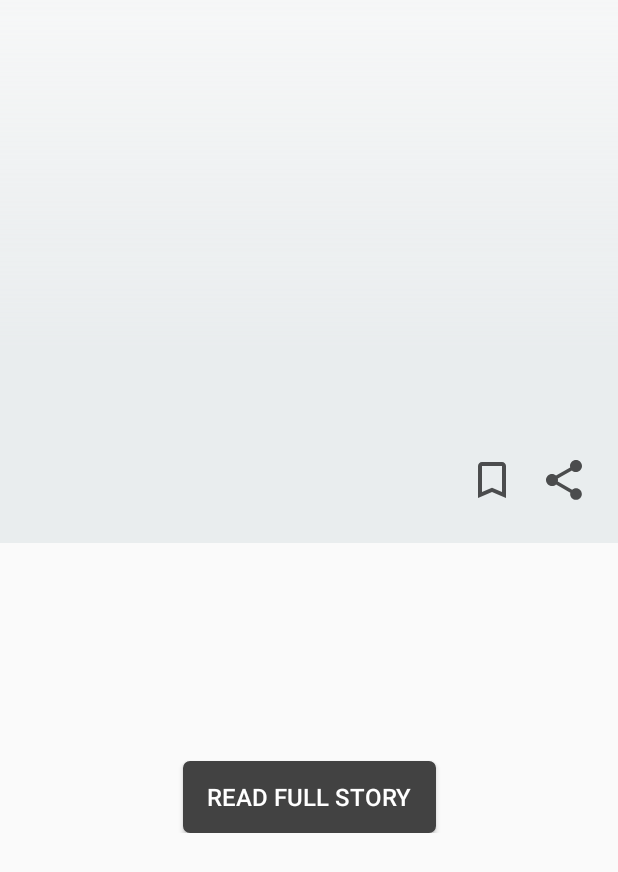
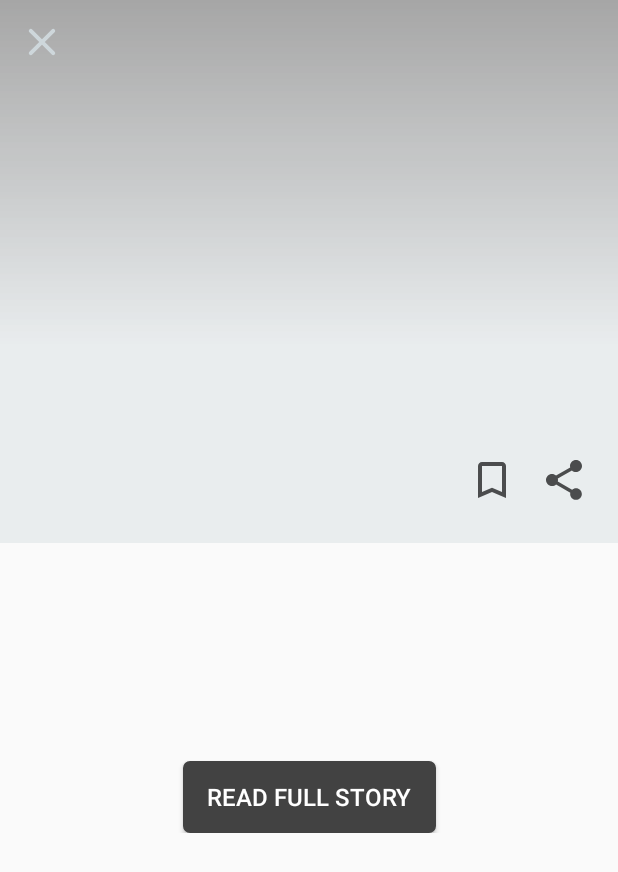
Before and after one commit to AbhishekChd/NewsApp, an Android app: the DetailActivity screen opened directly, with no data from a screen before it, on a phone screen of 412 x 824 dp. Shown: the top 872 px of the screen. Run offline under Robolectric (Android 15) with nearby library versions, the phone set to English and light mode, and no system bars; our stand-ins replace data binding; pictures from the network do not load; 3 statements that could not run were skipped.

Commit message:
Added Toolbar with close functionality

```diff
--- a/app/src/main/java/com/example/abhishek/newsapp/ui/news/DetailActivity.java
+++ b/app/src/main/java/com/example/abhishek/newsapp/ui/news/DetailActivity.java
@@ -5,6 +5,7 @@ import android.databinding.DataBindingUtil;
 import android.net.Uri;
 import android.os.Bundle;
 import android.support.v7.app.AppCompatActivity;
+import android.view.MenuItem;
 import android.view.View;
 
 import com.example.abhishek.newsapp.R;
@@ -13,12 +14,24 @@ import com.example.abhishek.newsapp.models.Article;
 
 public class DetailActivity extends AppCompatActivity {
     public static final String PARAM_ARTICLE = "param-article";
+    private ActivityDetailBinding binding;
 
     @Override
     protected void onCreate(Bundle savedInstanceState) {
         super.onCreate(savedInstanceState);
-        ActivityDetailBinding binding = DataBindingUtil.setContentView(this, R.layout.activity_detail);
+        binding = DataBindingUtil.setContentView(this, R.layout.activity_detail);
 
+        setSupportActionBar(binding.toolbar);
+        if (getSupportActionBar() != null) {
+            getSupportActionBar().setDisplayShowTitleEnabled(false);
+        }
+        setupArticleAndListener();
+    }
+
+    /**
+     * Extracts Article from Arguments and Adds button listeners
+     */
+    private void setupArticleAndListener() {
         Bundle bundle = getIntent().getExtras();
         if (bundle != null && bundle.containsKey(PARAM_ARTICLE)) {
             final Article article = bundle.getParcelable(PARAM_ARTICLE);
@@ -45,4 +58,14 @@ public class DetailActivity extends AppCompatActivity {
             }
         }
     }
+
+    @Override
+    public boolean onOptionsItemSelected(MenuItem item) {
+        switch (item.getItemId()) {
+            case android.R.id.home:
+                finish();
+                return true;
+        }
+        return super.onOptionsItemSelected(item);
+    }
 }
--- /dev/null
+++ b/app/src/main/res/drawable/ic_close.xml
@@ -0,0 +1,9 @@
+<vector xmlns:android="http://schemas.android.com/apk/res/android"
+    android:width="32dp"
+    android:height="32dp"
+    android:viewportWidth="24"
+    android:viewportHeight="24">
+    <path
+        android:fillColor="#FFced7db"
+        android:pathData="M18.3,5.71L18.3,5.71c-0.39,-0.39 -1.02,-0.39 -1.41,0L12,10.59L7.11,5.7c-0.39,-0.39 -1.02,-0.39 -1.41,0l0,0c-0.39,0.39 -0.39,1.02 0,1.41L10.59,12L5.7,16.89c-0.39,0.39 -0.39,1.02 0,1.41h0c0.39,0.39 1.02,0.39 1.41,0L12,13.41l4.89,4.89c0.39,0.39 1.02,0.39 1.41,0l0,0c0.39,-0.39 0.39,-1.02 0,-1.41L13.41,12l4.89,-4.89C18.68,6.73 18.68,6.09 18.3,5.71z" />
+</vector>
--- a/app/src/main/res/layout/activity_detail.xml
+++ b/app/src/main/res/layout/activity_detail.xml
@@ -1,5 +1,5 @@
 <?xml version="1.0" encoding="utf-8"?>
-<layout xmlns:app="http://schemas.android.com/apk/res-auto">
+<layout xmlns:bind="http://schemas.android.com/apk/res-auto">
 
     <data>
 
@@ -11,7 +11,7 @@
     </data>
 
     <ScrollView xmlns:android="http://schemas.android.com/apk/res/android"
-        xmlns:bind="http://schemas.android.com/apk/res-auto"
+        xmlns:app="http://schemas.android.com/apk/res-auto"
         xmlns:tools="http://schemas.android.com/tools"
         android:layout_width="match_parent"
         android:layout_height="match_parent">
@@ -148,6 +148,15 @@
                 app:layout_constraintStart_toStartOf="parent"
                 app:layout_constraintTop_toBottomOf="@id/tv_news_content" />
 
+            <android.support.v7.widget.Toolbar
+                android:id="@+id/toolbar"
+                android:layout_width="0dp"
+                android:layout_height="?attr/actionBarSize"
+                app:layout_constraintEnd_toEndOf="parent"
+                app:layout_constraintStart_toStartOf="parent"
+                app:layout_constraintTop_toTopOf="parent"
+                app:navigationIcon="@drawable/ic_close" />
+
             <android.support.constraint.Guideline
                 android:id="@+id/guideline_left"
                 android:layout_width="wrap_content"
--- a/app/src/main/res/values/colors.xml
+++ b/app/src/main/res/values/colors.xml
@@ -8,7 +8,7 @@
     <color name="colorTextSecondary">#000000</color>
     <color name="cardBackground">#ddd</color>
     <color name="recyclerViewDivider">#61ced7db</color>
-    <color name="gradient_start">#16ced7db</color>
+    <color name="gradient_start">#986d6d6d</color>
     <color name="gradient_end">#61ced7db</color>
     <color name="option_item_tint_color">#ad000000</color>
 </resources>
```
